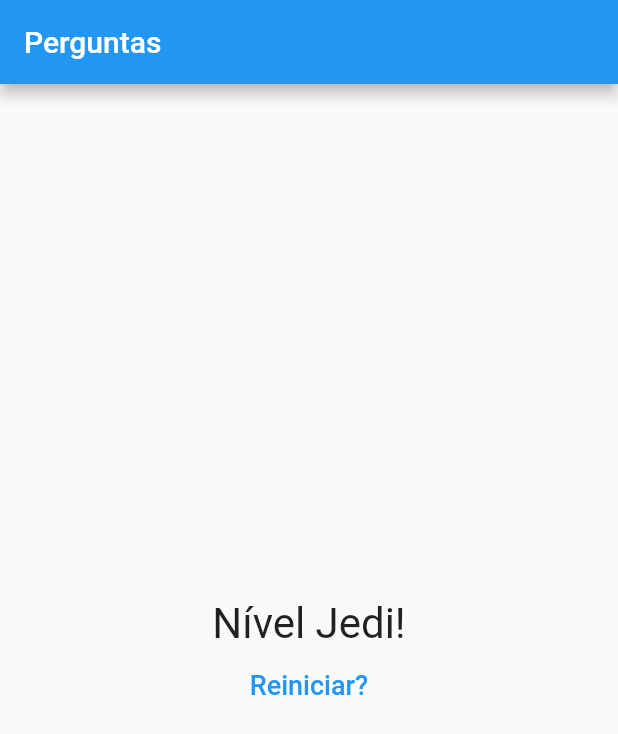
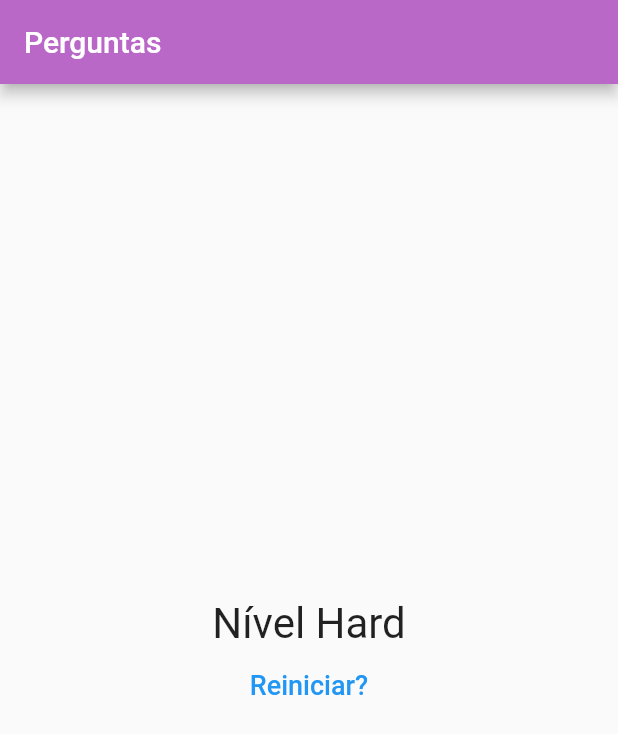
Before and after one commit to fercguerra/flutter_coder, a Flutter app: the screen it shows after launch, after a tap on "Preto", after a tap on "Cobra", after a tap on "João", on a phone screen of 412 x 824 dp. Shown: the top 734 px of the screen. Run offline on Flutter 3.47's test engine with Material 2 defaults, Android fonts, the phone set to English and light mode, and no system bars.

Commit message:
ajustes de cor

```diff
--- a/lib/main.dart
+++ b/lib/main.dart
@@ -42,8 +42,8 @@ class _PerguntaAppState extends State<PerguntaApp> {
     {
       'texto': 'Qual é o seu instrutor favorito?',
       'respostas': [
-        {'texto': 'Leo', 'pontuacao': 10},
-        {'texto': 'Maria', 'pontuacao': 5},
+        {'texto': 'Vitor', 'pontuacao': 10},
+        {'texto': 'Fernanda', 'pontuacao': 5},
         {'texto': 'João', 'pontuacao': 3},
         {'texto': 'Pedro', 'pontuacao': 1},
       ],
@@ -73,8 +73,10 @@ class _PerguntaAppState extends State<PerguntaApp> {
   @override
   Widget build(BuildContext context) {
     return MaterialApp(
+      debugShowCheckedModeBanner: false,
       home: Scaffold(
         appBar: AppBar(
+          backgroundColor: Colors.purple[300],
           title: const Text('Perguntas'),
         ),
         body: temPerguntaSelecionada
--- a/lib/resposta.dart
+++ b/lib/resposta.dart
@@ -9,11 +9,12 @@ class Resposta extends StatelessWidget {
 
   @override
   Widget build(BuildContext context) {
-    return SizedBox(
+    return Container(
+      padding: EdgeInsets.all(10.0),
       width: double.infinity,
       child: ElevatedButton(
         style: ElevatedButton.styleFrom(
-          primary: Colors.blue,
+          primary: Colors.purple[300],
         ),
         child: Text(
           texto,
--- a/lib/resultado.dart
+++ b/lib/resultado.dart
@@ -1,4 +1,3 @@
-
 import 'package:flutter/material.dart';
 
 class Resultado extends StatelessWidget {
@@ -16,7 +15,7 @@ class Resultado extends StatelessWidget {
     } else if (pontuacao < 16) {
       return 'Impressionante!';
     } else {
-      return 'Nível Jedi!';
+      return 'Nível Hard';
     }
   }
 
```
